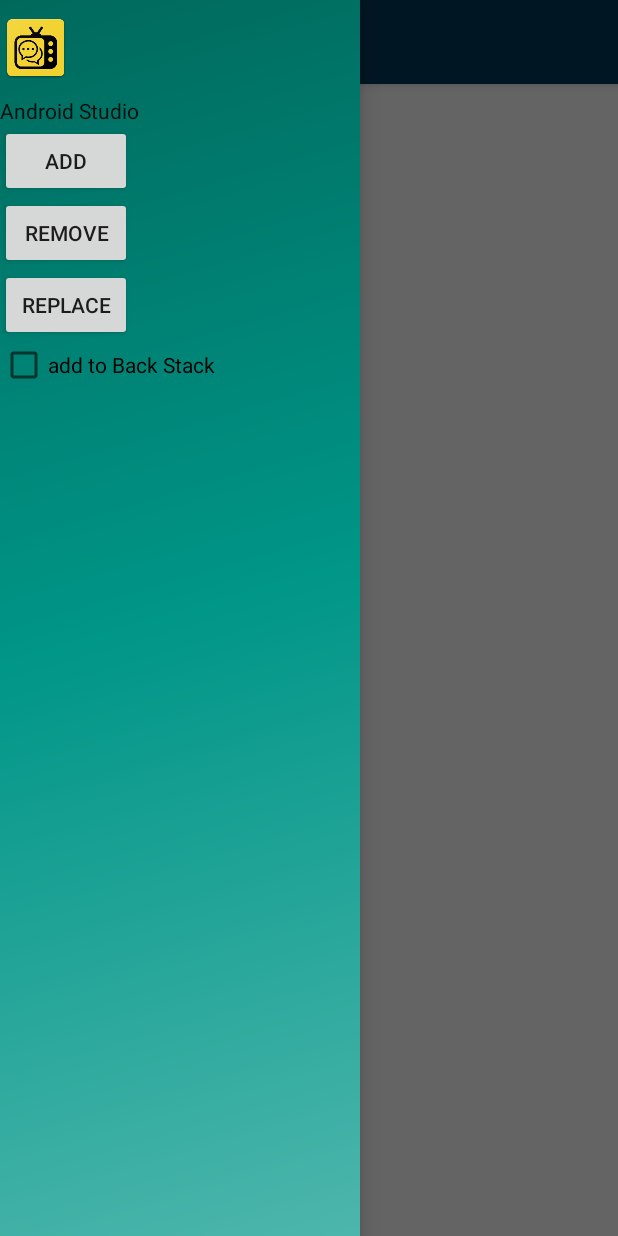
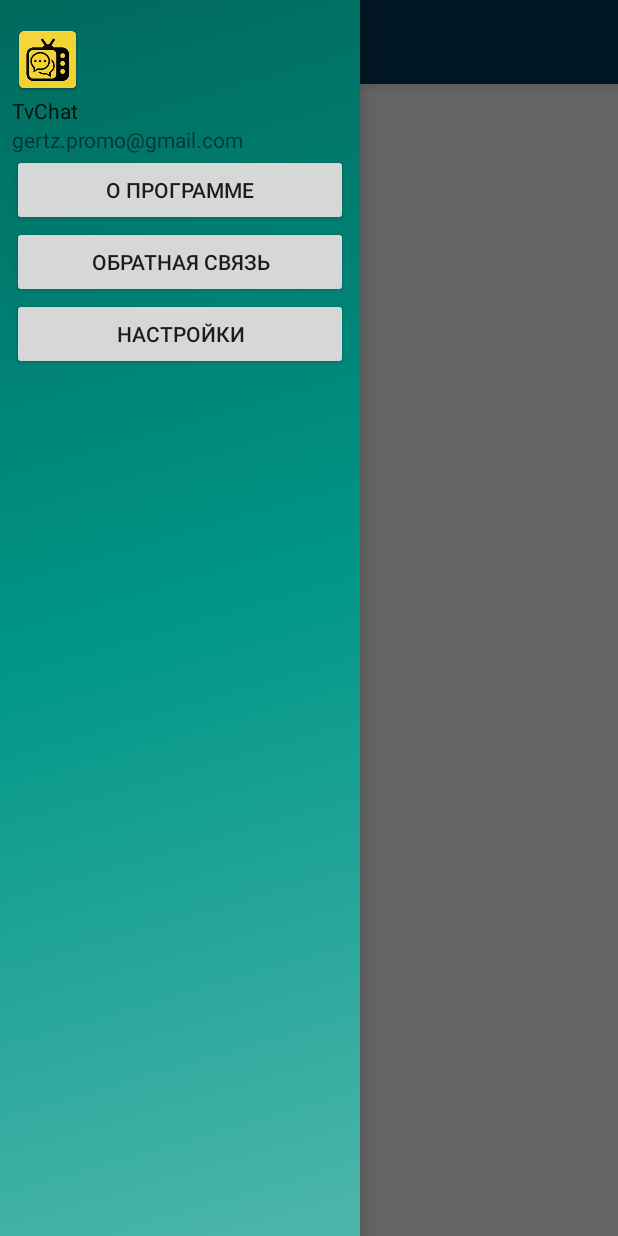
Before and after one commit to Anatolf/TVChat, an Android app: the screen it shows after launch (MainActivityNew), after a tap on an icon or button, on a phone screen of 412 x 824 dp. Run offline under Robolectric (Android 15) with nearby library versions, the light colour scheme and no system bars; our stand-ins replace Firebase (no records; nobody signed in at launch, a user with empty details on screens opened directly), Picasso; libraries missing offline, so code that uses them is left out: com.vk.sdk, ru.ok.android; pictures from the network do not load; 2 statements that could not run were skipped.

Commit message:
preChange MainActivity to new Main

```diff
--- a/app/src/main/java/com/anatolf/tvchat/ui/chat/ChatActivity.java
+++ b/app/src/main/java/com/anatolf/tvchat/ui/chat/ChatActivity.java
@@ -29,7 +29,7 @@ import com.anatolf.tvchat.R;
 import com.anatolf.tvchat.net.model.Channel;
 import com.anatolf.tvchat.net.model.FireBaseChatMessage;
 import com.anatolf.tvchat.net.model.Message;
-import com.anatolf.tvchat.ui.main.MainActivity;
+import com.anatolf.tvchat.ui.fragment.MainActivityNew;
 import com.anatolf.tvchat.utils.PrefsConstants;
 import com.google.android.material.floatingactionbutton.FloatingActionButton;
 import com.google.android.material.snackbar.Snackbar;
@@ -82,9 +82,9 @@ public class ChatActivity extends AppCompatActivity implements ChatContractView
         root_chat = findViewById(R.id.root_element_chat);
         Intent intentFromMain = getIntent();
 
-        if (intentFromMain.hasExtra(MainActivity.CHANNEL_OBJECT_EXTRA)) {
+        if (intentFromMain.hasExtra(MainActivityNew.CHANNEL_OBJECT_EXTRA)) {
             Channel channel = (Channel) intentFromMain
-                    .getSerializableExtra(MainActivity.CHANNEL_OBJECT_EXTRA);
+                    .getSerializableExtra(MainActivityNew.CHANNEL_OBJECT_EXTRA);
 
             presenter = new ChatPresenter(channel.channel_id, channel.firebase_channel_id);
             presenter.attachView(this);
--- /dev/null
+++ b/app/src/main/java/com/anatolf/tvchat/ui/fragment/FragmentAboutProgram.java
@@ -0,0 +1,28 @@
+package com.anatolf.tvchat.ui.fragment;
+
+import android.app.Fragment;
+import android.os.Bundle;
+import android.view.LayoutInflater;
+import android.view.View;
+import android.view.ViewGroup;
+
+import androidx.annotation.NonNull;
+import androidx.annotation.Nullable;
+
+import com.anatolf.tvchat.R;
+
+public class FragmentAboutProgram extends Fragment {
+
+    @Nullable
+    @Override
+    public View onCreateView(@NonNull LayoutInflater inflater, @Nullable ViewGroup container, @Nullable Bundle savedInstanceState) {
+        View view = inflater.inflate(R.layout.fragment_about_program, container,false);
+
+        return view;
+    }
+
+    @Override
+    public void onDestroy() {
+        super.onDestroy();
+    }
+}
--- /dev/null
+++ b/app/src/main/java/com/anatolf/tvchat/ui/fragment/FragmentFeedback.java
@@ -0,0 +1,28 @@
+package com.anatolf.tvchat.ui.fragment;
+
+import android.app.Fragment;
+import android.os.Bundle;
+import android.view.LayoutInflater;
+import android.view.View;
+import android.view.ViewGroup;
+
+import androidx.annotation.NonNull;
+import androidx.annotation.Nullable;
+
+import com.anatolf.tvchat.R;
+
+public class FragmentFeedback extends Fragment {
+
+    @Nullable
+    @Override
+    public View onCreateView(@NonNull LayoutInflater inflater, @Nullable ViewGroup container, @Nullable Bundle savedInstanceState) {
+        View view = inflater.inflate(R.layout.fragment_feedback, container,false);
+
+        return view;
+    }
+
+    @Override
+    public void onDestroy() {
+        super.onDestroy();
+    }
+}
--- a/app/src/main/java/com/anatolf/tvchat/ui/fragment/FragmentMain.java
+++ b/app/src/main/java/com/anatolf/tvchat/ui/fragment/FragmentMain.java
@@ -3,7 +3,6 @@ package com.anatolf.tvchat.ui.fragment;
 import android.app.Fragment;
 import android.content.Intent;
 import android.os.Bundle;
-import android.util.Log;
 import android.view.LayoutInflater;
 import android.view.View;
 import android.view.ViewGroup;
@@ -39,8 +38,6 @@ public class FragmentMain extends Fragment implements MainContractView {
         View view = inflater.inflate(R.layout.fragment_main, container,false);
 
         initChannelsRecyclerView(view);
-
-        Log.d("dfghjkl", "onCreateView: ");
 
         presenter = App.get().getMainPresenter();
         presenter.attachView(this);
--- /dev/null
+++ b/app/src/main/java/com/anatolf/tvchat/ui/fragment/FragmentSettings.java
@@ -0,0 +1,29 @@
+package com.anatolf.tvchat.ui.fragment;
+
+import android.app.Fragment;
+import android.os.Bundle;
+import android.view.LayoutInflater;
+import android.view.View;
+import android.view.ViewGroup;
+
+import androidx.annotation.NonNull;
+import androidx.annotation.Nullable;
+
+import com.anatolf.tvchat.R;
+
+public class FragmentSettings extends Fragment {
+
+    @Nullable
+    @Override
+    public View onCreateView(@NonNull LayoutInflater inflater, @Nullable ViewGroup container, @Nullable Bundle savedInstanceState) {
+        View view = inflater.inflate(R.layout.fragment_settings, container,false);
+
+        return view;
+    }
+
+    @Override
+    public void onDestroy() {
+        super.onDestroy();
+    }
+
+}
--- a/app/src/main/java/com/anatolf/tvchat/ui/fragment/FragmentUploadChannelsToFirebase.java
+++ b/app/src/main/java/com/anatolf/tvchat/ui/fragment/FragmentUploadChannelsToFirebase.java
@@ -32,9 +32,7 @@ public class FragmentUploadChannelsToFirebase extends Fragment implements Upload
     @Nullable
     @Override
     public View onCreateView(@NonNull LayoutInflater inflater, @Nullable ViewGroup container, @Nullable Bundle savedInstanceState) {
-        //return super.onCreateView(inflater, container, savedInstanceState);
-        //View view = inflater.inflate(R.layout.fragment_upload_channels_to_firebase,container,false);
-        View view = inflater.inflate(R.layout.activity_upload_channels_to_firebase, container,false);
+        View view = inflater.inflate(R.layout.fragment_upload_channels_to_firebase, container,false);
 
         presenter = new UploadChannelsToFirebasePresenter();
         presenter.attachView(this);
--- a/app/src/main/java/com/anatolf/tvchat/ui/fragment/MainActivityNew.java
+++ b/app/src/main/java/com/anatolf/tvchat/ui/fragment/MainActivityNew.java
@@ -6,7 +6,6 @@ import android.view.View;
 import android.widget.ImageView;
 import android.widget.LinearLayout;
 import android.widget.TextView;
-import android.widget.Toast;
 
 import androidx.appcompat.app.AppCompatActivity;
 import androidx.core.view.GravityCompat;
@@ -16,13 +15,17 @@ import com.anatolf.tvchat.R;
 import com.squareup.picasso.Picasso;
 
 public class MainActivityNew extends AppCompatActivity {
-    // https://startandroid.ru/ru/uroki/vse-uroki-spiskom/175-urok-105-android-3-fragments-dinamicheskaja-rabota.html
+
+    public static final String CHANNEL_OBJECT_EXTRA = "channel_object_extra";
 
     private FragmentMain fragMain;
-    private FragmentUploadChannelsToFirebase fragUploadChannelsToFirebase;
+    private FragmentAboutProgram fragAboutProgram;
+    private FragmentFeedback fragFeedback;
+    private FragmentSettings fragSettings;
     private FragmentTransaction fTrans;
     private LinearLayout leftDrawer;
     private DrawerLayout mDrawerLayout;
+    private FragmentUploadChannelsToFirebase fragUploadChannelsToFirebase;
 
     @Override
     public void onCreate(Bundle savedInstanceState) {
@@ -30,9 +33,10 @@ public class MainActivityNew extends AppCompatActivity {
         setContentView(R.layout.activity_main_new);
 
         mDrawerLayout = findViewById(R.id.drawer_layout);
+        leftDrawer = findViewById(R.id.left_drawer);
+
+        ImageView icon_toolbar = findViewById(R.id.image_tool_bar);
         TextView head_text_toolbar = findViewById(R.id.head_text_tool_bar);
-        ImageView icon_toolbar = findViewById(R.id.image_tool_bar);
-        leftDrawer = findViewById(R.id.left_drawer);
         head_text_toolbar.setText(R.string.app_name);
 
         Picasso.get()
@@ -42,9 +46,14 @@ public class MainActivityNew extends AppCompatActivity {
         fTrans = getFragmentManager().beginTransaction();
 
         fragMain = new FragmentMain();
+        fragAboutProgram = new FragmentAboutProgram();
+        fragFeedback = new FragmentFeedback();
+        fragSettings = new FragmentSettings();
         fragUploadChannelsToFirebase = new FragmentUploadChannelsToFirebase();
+
         fTrans.add(R.id.frgmCont, fragMain);
-        fTrans.addToBackStack(null);
+        // Developers fragment
+        //fTrans.add(R.id.frgmCont, fragUploadChannelsToFirebase);
         fTrans.commit();
     }
 
@@ -52,30 +61,33 @@ public class MainActivityNew extends AppCompatActivity {
     public void onClick(View v) {
         fTrans = getFragmentManager().beginTransaction();
         switch (v.getId()) {
-            case R.id.btnAdd:
-                fTrans.add(R.id.frgmCont, fragMain);
-                break;
-            case R.id.btnRemove:
-                fTrans.remove(fragMain);
-                break;
-            case R.id.btnReplace:
-                fTrans.replace(R.id.frgmCont, fragUploadChannelsToFirebase);
             case R.id.image_tool_bar:
-                Toast.makeText(MainActivityNew.this,
-                        "тут будет выпадающее меню!",
-                        Toast.LENGTH_SHORT).show();
-
                 if (mDrawerLayout.isDrawerOpen(GravityCompat.START)){
                     mDrawerLayout.closeDrawers();
                 } else {
                     mDrawerLayout.openDrawer(leftDrawer);
                 }
-
                 break;
+            case R.id.btnAboutProgram:
+                fTrans.replace(R.id.frgmCont, fragAboutProgram);
+                if (mDrawerLayout.isDrawerOpen(GravityCompat.START)){
+                    mDrawerLayout.closeDrawers();
+                }
+                break;
+            case R.id.btnFeedback:
+                fTrans.replace(R.id.frgmCont, fragFeedback);
+                if (mDrawerLayout.isDrawerOpen(GravityCompat.START)){
+                    mDrawerLayout.closeDrawers();
+                }
+                break;
+            case R.id.btnSettings:
+                fTrans.replace(R.id.frgmCont, fragSettings);
+                if (mDrawerLayout.isDrawerOpen(GravityCompat.START)){
+                    mDrawerLayout.closeDrawers();
+                }
             default:
                 break;
         }
-        //if (chbStack.isChecked())
         fTrans.addToBackStack(null);
         fTrans.commit();
     }
--- a/app/src/main/java/com/anatolf/tvchat/ui/main/MainActivity.java
+++ b/app/src/main/java/com/anatolf/tvchat/ui/main/MainActivity.java
@@ -51,7 +51,7 @@ public class MainActivity extends AppCompatActivity implements MainContractView
 
         // Developers method
         // startActivityFillDb();
-        startActivityFragmentsTest();
+        //startActivityFragmentsTest();
 
         initTitleBar();
         initChannelsRecyclerView();
--- a/app/src/main/res/layout/activity_main_new.xml
+++ b/app/src/main/res/layout/activity_main_new.xml
@@ -48,9 +48,7 @@
                     android:gravity="center_vertical"
                     android:text="header_name"/>
 
-
             </androidx.appcompat.widget.Toolbar>
-
         </com.google.android.material.appbar.AppBarLayout>
 
         <androidx.constraintlayout.widget.ConstraintLayout
@@ -68,8 +66,6 @@
                 app:layout_constraintTop_toTopOf="parent" />
 
         </androidx.constraintlayout.widget.ConstraintLayout>
-
-
     </androidx.coordinatorlayout.widget.CoordinatorLayout>
 
 
@@ -81,6 +77,7 @@
         android:background="@drawable/side_nav_bar"
         android:choiceMode="singleChoice"
         android:divider="@android:color/transparent"
+        android:padding="8dp"
         android:dividerHeight="0dp"
         android:orientation="vertical">
 
@@ -95,38 +92,34 @@
         <TextView
             android:layout_width="match_parent"
             android:layout_height="wrap_content"
-            android:paddingTop="@dimen/nav_header_vertical_spacing"
-            android:text="@string/nav_header_title"
+            android:text="TvChat"
             android:textAppearance="@style/TextAppearance.AppCompat.Body1" />
 
+        <TextView
+            android:layout_width="match_parent"
+            android:layout_height="wrap_content"
+            android:text="gertz.promo@gmail.com" />
+
         <Button
-            android:id="@+id/btnAdd"
-            android:layout_width="wrap_content"
+            android:id="@+id/btnAboutProgram"
+            android:layout_width="match_parent"
             android:layout_height="wrap_content"
             android:onClick="onClick"
-            android:text="@string/add"></Button>
+            android:text="О программе" />
 
         <Button
-            android:id="@+id/btnRemove"
-            android:layout_width="wrap_content"
+            android:id="@+id/btnFeedback"
+            android:layout_width="match_parent"
             android:layout_height="wrap_content"
             android:onClick="onClick"
-            android:text="@string/remove"></Button>
+            android:text="Обратная связь" />
 
         <Button
-            android:id="@+id/btnReplace"
-            android:layout_width="wrap_content"
+            android:id="@+id/btnSettings"
+            android:layout_width="match_parent"
             android:layout_height="wrap_content"
             android:onClick="onClick"
-            android:text="@string/replace"></Button>
-
-        <CheckBox
-            android:id="@+id/chbStack"
-            android:layout_width="wrap_content"
-            android:layout_height="wrap_content"
-            android:text="@string/stack"></CheckBox>
+            android:text="Настройки" />
 
     </LinearLayout>
-
-
 </androidx.drawerlayout.widget.DrawerLayout>
```
Also changed, not shown: app/src/main/AndroidManifest.xml (+6 -6 lines), app/src/main/java/com/anatolf/tvchat/ui/uploadchannels/UploadChannelsToFirebaseActivity.java (deleted, +0 -61 lines), app/src/main/res/layout/fragment_about_program.xml (added, +12 -0 lines), app/src/main/res/layout/fragment_feedback.xml (added, +12 -0 lines), app/src/main/res/layout/fragment_settings.xml (added, +12 -0 lines), app/src/main/res/layout/fragment_upload_channels_to_firebase.xml (renamed from app/src/main/res/layout/activity_upload_channels_to_firebase.xml).
